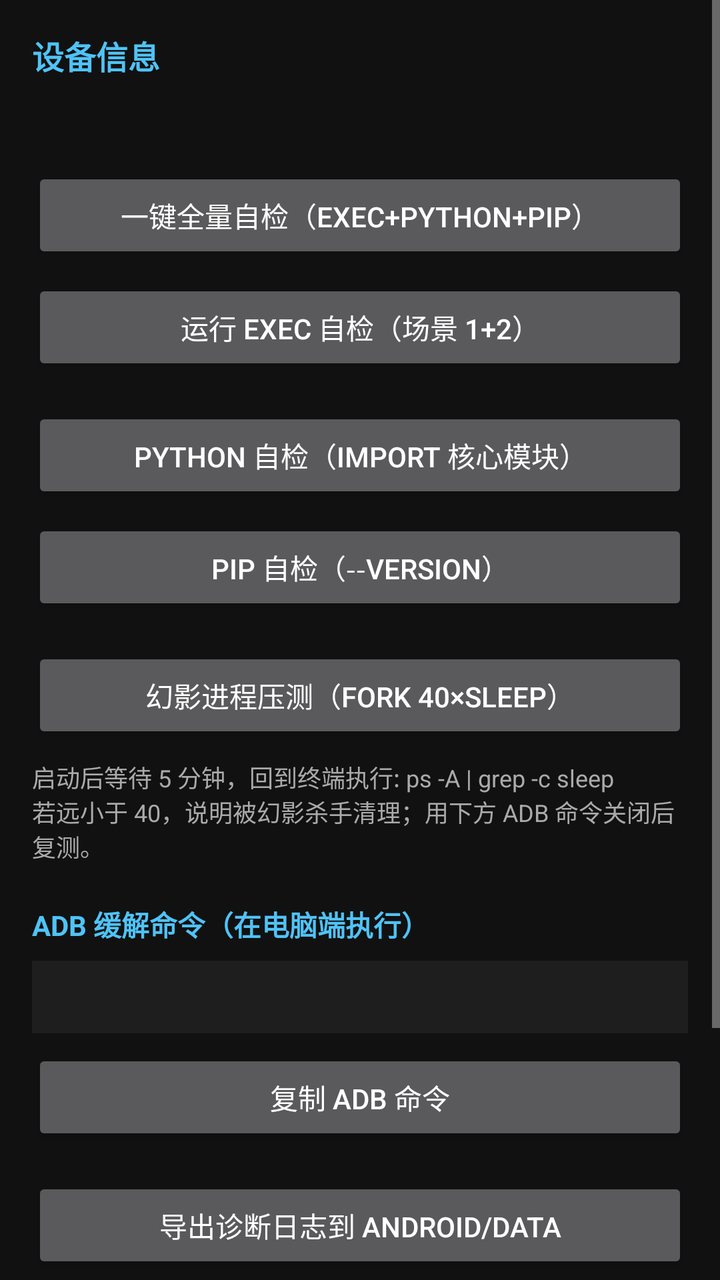
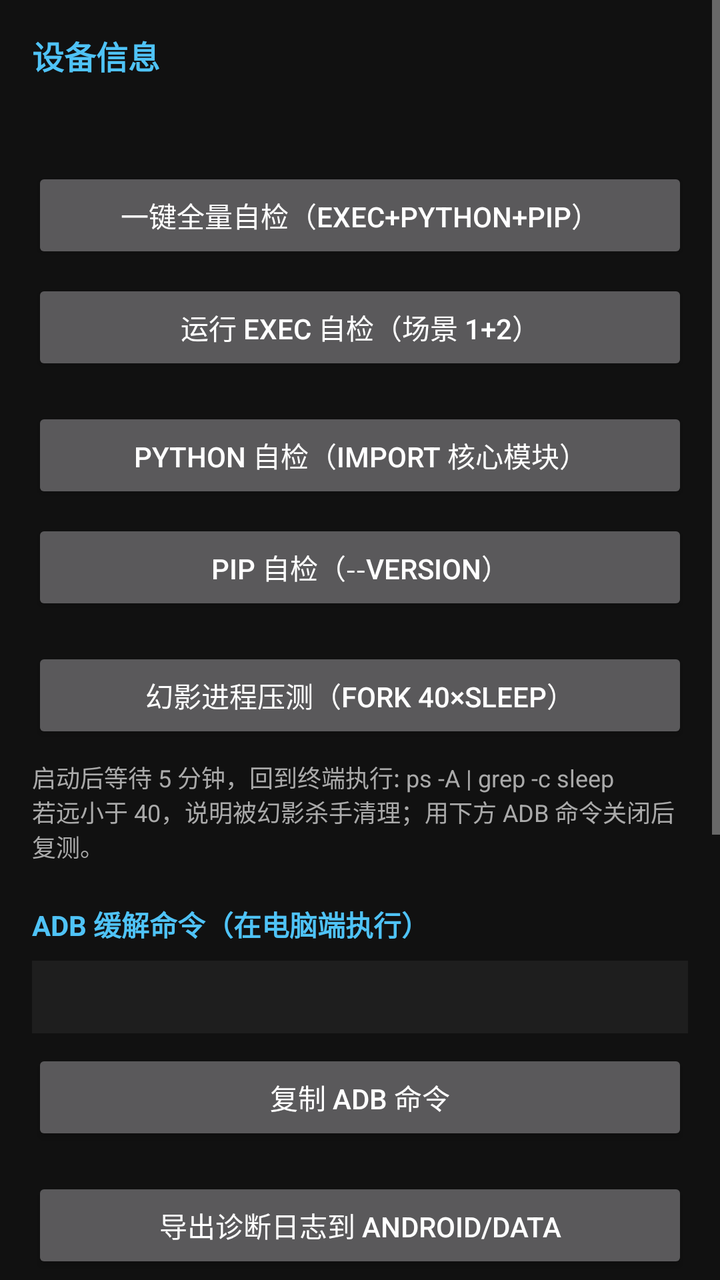

The first picture is an Android layout as it rendered before a commit; the second is the same layout after the commit. The layout source and the unified diff follow.
<!-- AndroidManifest.xml: application theme Theme.AndroLinux -->
<!-- res/layout/activity_settings.xml -->
<?xml version="1.0" encoding="utf-8"?>
<ScrollView xmlns:android="http://schemas.android.com/apk/res/android"
    android:layout_width="match_parent"
    android:layout_height="match_parent"
    android:background="#111111">

    <LinearLayout
        android:layout_width="match_parent"
        android:layout_height="wrap_content"
        android:orientation="vertical"
        android:padding="16dp">

        <TextView
            android:layout_width="wrap_content"
            android:layout_height="wrap_content"
            android:text="设备信息"
            android:textColor="#4FC3F7"
            android:textSize="16sp"
            android:textStyle="bold" />

        <TextView
            android:id="@+id/device_info"
            android:layout_width="match_parent"
            android:layout_height="wrap_content"
            android:layout_marginTop="8dp"
            android:fontFamily="monospace"
            android:textColor="#DDDDDD"
            android:textSize="12sp"
            android:textIsSelectable="true" />

        <Button
            android:id="@+id/btn_run_all"
            android:layout_width="match_parent"
            android:layout_height="wrap_content"
            android:layout_marginTop="20dp"
            android:text="一键全量自检（exec+Python+pip）" />

        <Button
            android:id="@+id/btn_exec_test"
            android:layout_width="match_parent"
            android:layout_height="wrap_content"
            android:layout_marginTop="8dp"
            android:text="运行 exec 自检（场景 1+2）" />

        <TextView
            android:id="@+id/exec_test_output"
            android:layout_width="match_parent"
            android:layout_height="wrap_content"
            android:layout_marginTop="8dp"
            android:background="#1E1E1E"
            android:fontFamily="monospace"
            android:padding="10dp"
            android:textColor="#A5D6A7"
            android:textSize="12sp"
            android:textIsSelectable="true"
            android:visibility="gone" />

        <Button
            android:id="@+id/btn_python_test"
            android:layout_width="match_parent"
            android:layout_height="wrap_content"
            android:layout_marginTop="16dp"
            android:text="Python 自检（import 核心模块）" />

        <Button
            android:id="@+id/btn_pip_test"
            android:layout_width="match_parent"
            android:layout_height="wrap_content"
            android:layout_marginTop="8dp"
            android:text="pip 自检（--version）" />

        <Button
            android:id="@+id/btn_phantom_test"
            android:layout_width="match_parent"
            android:layout_height="wrap_content"
            android:layout_marginTop="16dp"
            android:text="幻影进程压测（fork 40×sleep）" />

        <TextView
            android:id="@+id/phantom_hint"
            android:layout_width="match_parent"
            android:layout_height="wrap_content"
            android:layout_marginTop="8dp"
            android:textColor="#AAAAAA"
            android:textSize="12sp"
            android:text="启动后等待 5 分钟，回到终端执行: ps -A | grep -c sleep&#10;若远小于 40，说明被幻影杀手清理；用下方 ADB 命令关闭后复测。" />

        <TextView
            android:layout_width="wrap_content"
            android:layout_height="wrap_content"
            android:layout_marginTop="20dp"
            android:text="ADB 缓解命令（在电脑端执行）"
            android:textColor="#4FC3F7"
            android:textSize="14sp"
            android:textStyle="bold" />

        <TextView
            android:id="@+id/adb_command"
            android:layout_width="match_parent"
            android:layout_height="wrap_content"
            android:layout_marginTop="8dp"
            android:background="#1E1E1E"
            android:fontFamily="monospace"
            android:padding="10dp"
            android:textColor="#FFCC80"
            android:textSize="12sp"
            android:textIsSelectable="true" />

        <Button
            android:id="@+id/btn_copy_adb"
            android:layout_width="match_parent"
            android:layout_height="wrap_content"
            android:layout_marginTop="8dp"
            android:text="复制 ADB 命令" />

        <Button
            android:id="@+id/btn_export_logs"
            android:layout_width="match_parent"
            android:layout_height="wrap_content"
            android:layout_marginTop="16dp"
            android:text="导出诊断日志到 Android/data" />

        <Button
            android:id="@+id/btn_list_logs"
            android:layout_width="match_parent"
            android:layout_height="wrap_content"
            android:layout_marginTop="8dp"
            android:text="查看日志文件列表" />

        <Button
            android:id="@+id/btn_copy_diag"
            android:layout_width="match_parent"
            android:layout_height="wrap_content"
            android:layout_marginTop="16dp"
            android:layout_marginBottom="24dp"
            android:text="复制全部诊断信息" />
    </LinearLayout>
</ScrollView>
<!-- resources referenced by this layout -->
<resources>
  <style name="Theme.AndroLinux" parent="@android:style/Theme.Material.NoActionBar">
          <item name="android:windowBackground">@android:color/black</item>
          <item name="android:colorPrimary">#FF37474F</item>
          <item name="android:statusBarColor">@android:color/black</item>
      </style>
</resources>

<!-- the commit's change to res/layout/activity_settings.xml (unified diff, before → after) -->
@@ -134,5 +134,49 @@
             android:layout_marginTop="16dp"
             android:layout_marginBottom="24dp"
             android:text="复制全部诊断信息" />
+
+        <TextView
+            android:layout_width="wrap_content"
+            android:layout_height="wrap_content"
+            android:layout_marginTop="24dp"
+            android:text="包管理器"
+            android:textColor="#4FC3F7"
+            android:textSize="16sp"
+            android:textStyle="bold" />
+
+        <TextView
+            android:layout_width="match_parent"
+            android:layout_height="wrap_content"
+            android:layout_marginTop="8dp"
+            android:textColor="#AAAAAA"
+            android:textSize="12sp"
+            android:text="从 GitHub Releases 仓库拉取索引，安装/更新包及其依赖。" />
+
+        <Button
+            android:id="@+id/btn_refresh_index"
+            android:layout_width="match_parent"
+            android:layout_height="wrap_content"
+            android:layout_marginTop="8dp"
+            android:text="刷新包索引" />
+
+        <TextView
+            android:id="@+id/pkg_index_output"
+            android:layout_width="match_parent"
+            android:layout_height="wrap_content"
+            android:layout_marginTop="8dp"
+            android:background="#1E1E1E"
+            android:fontFamily="monospace"
+            android:padding="10dp"
+            android:textColor="#A5D6A7"
+            android:textSize="12sp"
+            android:textIsSelectable="true"
+            android:visibility="gone" />
+
+        <Button
+            android:id="@+id/btn_install_pkg"
+            android:layout_width="match_parent"
+            android:layout_height="wrap_content"
+            android:layout_marginTop="8dp"
+            android:text="安装包（输入包名）" />
     </LinearLayout>
 </ScrollView>
